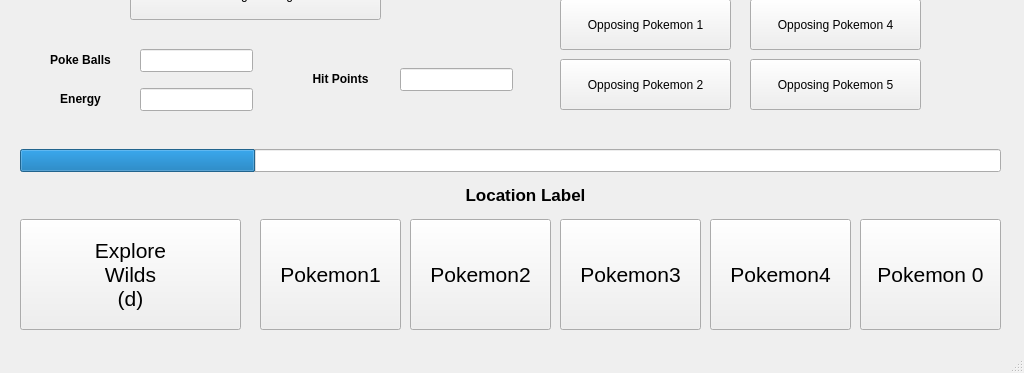
Old version of the form client/qtassets/battlewindow.ui in the repository chillymango/autobattler_demo; both pictures show x 0 to 1024 and y 461 to 834 of the 1024 by 834 pixel window.
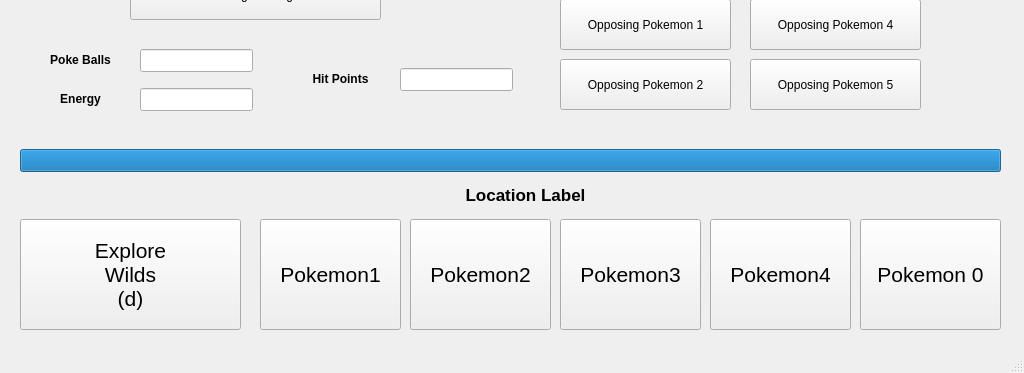
New version of the form.

What changed in the file:
```diff
--- a/client/qtassets/battlewindow.ui
+++ b/client/qtassets/battlewindow.ui
@@ -134,10 +134,13 @@
      </rect>
     </property>
     <property name="value">
-     <number>24</number>
+     <number>100</number>
     </property>
     <property name="textVisible">
-     <bool>false</bool>
+     <bool>true</bool>
+    </property>
+    <property name="format">
+     <string/>
     </property>
    </widget>
    <widget class="QPushButton" name="teamMember0">
```
